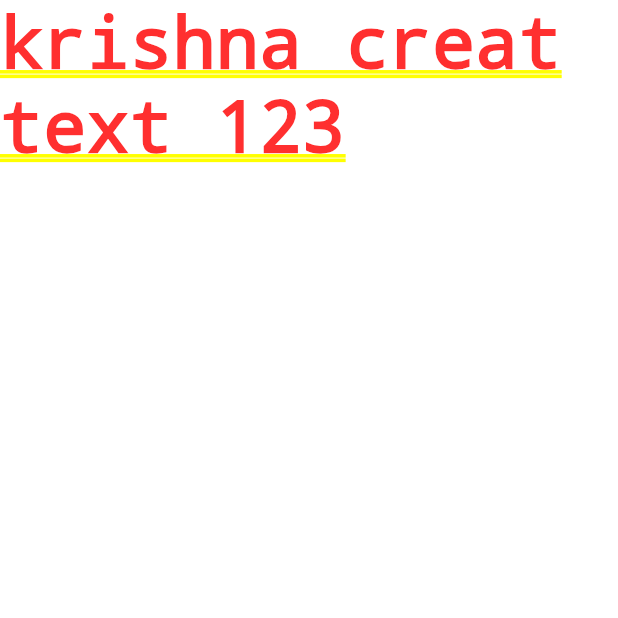
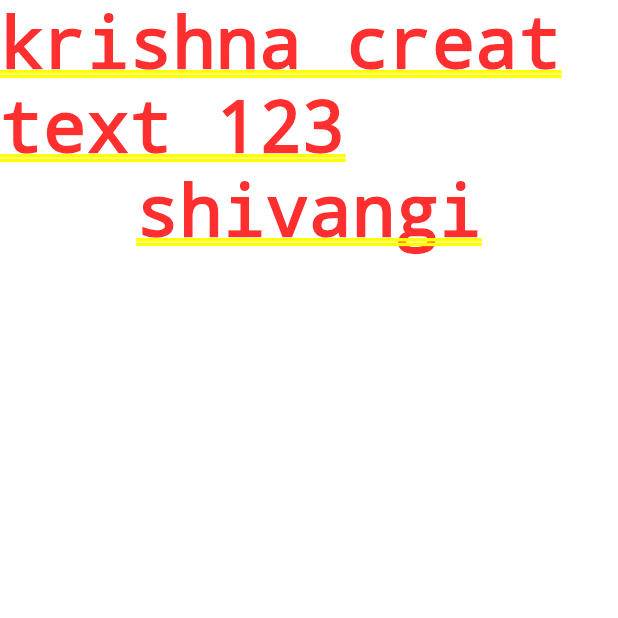
Before and after one commit to shivangi25-collab/flutter_generic_structure, a Flutter app: the screen it shows after launch, on a phone screen of 412 x 824 dp, the top half of it. Run offline on Flutter 3.47's test engine with Material 2 defaults, Android fonts, the phone set to English and light mode, and no system bars; our stand-ins replace dio, file_picker, get, get_storage, image_cropper, image_picker and 3 more.

Commit message:
splash screen changes

```diff
--- a/lib/pages/Auth/SplashPage.dart
+++ b/lib/pages/Auth/SplashPage.dart
@@ -12,7 +12,12 @@ class _SplashPageState extends State<SplashPage> {
   @override
   Widget build(BuildContext context) {
     return Container(
-      child: Text("krishna creat text 123"),
+      child: Column(
+        children: [
+          Text("krishna creat text 123"),
+          Text("shivangi"),
+        ],
+      ),
     );
   }
 }
```
